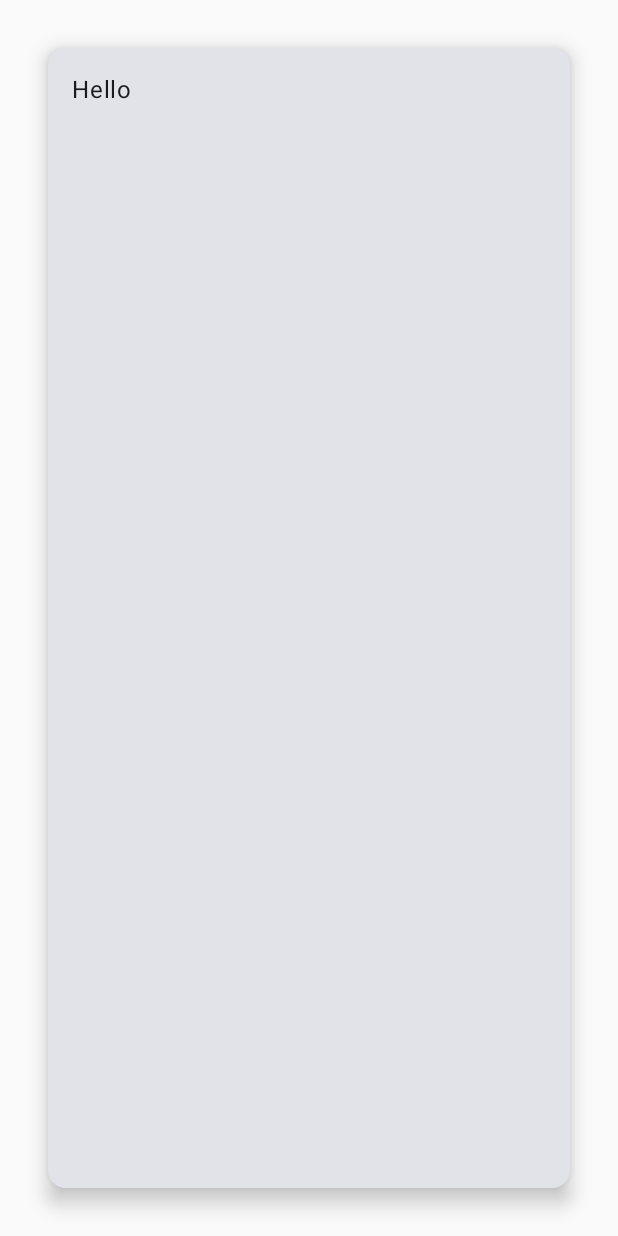
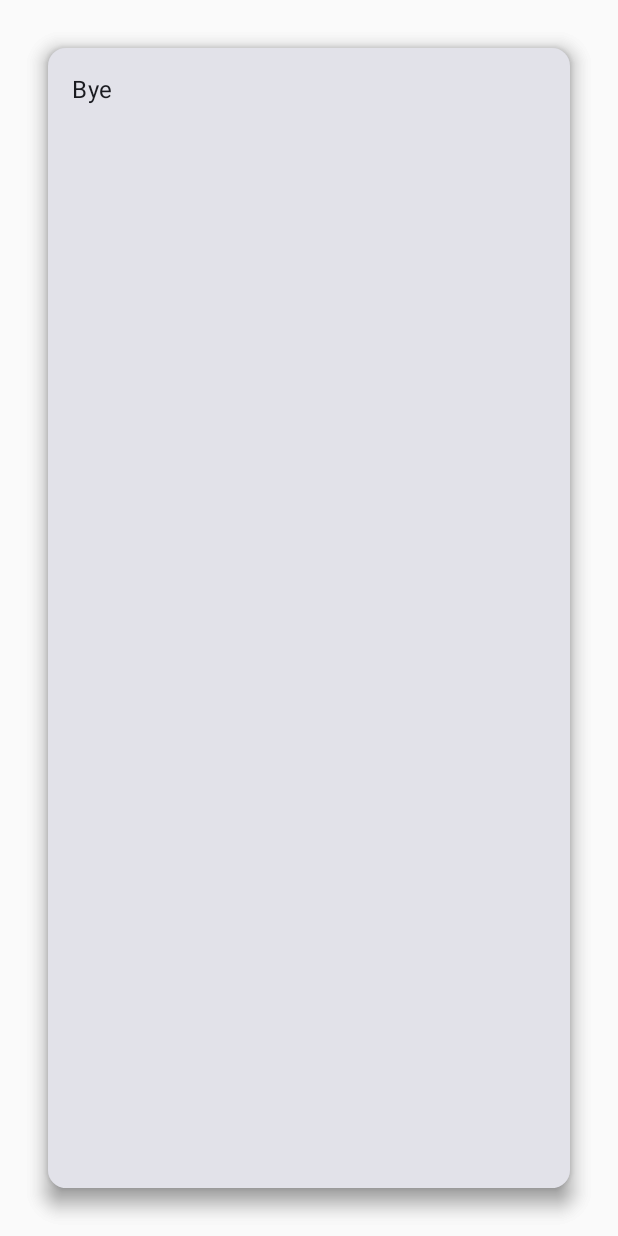
Before and after one commit to PratyushSingh07/BumbleCardSwipe, an Android app built with Jetpack Compose: the screen it shows after launch (MainActivity), on a phone screen of 412 x 824 dp. Run offline under Robolectric (Android 15) with nearby library versions, the phone set to English and light mode, and no system bars.

```diff
--- a/app/src/main/java/com/github/tindercardswipe/MainActivity.kt
+++ b/app/src/main/java/com/github/tindercardswipe/MainActivity.kt
@@ -28,13 +28,29 @@ class MainActivity : ComponentActivity() {
                                 Log.d("CARD_SWIPED", "swipe the card")
                             },
                             onCardRemoved = {
-                                    Log.d("CARD_REMOVED", "remove the card")
+                                Log.d("CARD_REMOVED", "remove the card")
                             }
                         ),
                     elevation = CardDefaults.cardElevation(8.dp)
                 ) {
                     Text(text = "Hello", modifier = Modifier.padding(16.dp))
                 }
+                Card(
+                    modifier = Modifier
+                        .fillMaxSize()
+                        .padding(16.dp)
+                        .swipeableCard(
+                            onSwipe = {
+                                Log.d("CARD_SWIPED", "swipe the card")
+                            },
+                            onCardRemoved = {
+                                Log.d("CARD_REMOVED", "remove the card")
+                            }
+                        ),
+                    elevation = CardDefaults.cardElevation(8.dp)
+                ) {
+                    Text(text = "Bye", modifier = Modifier.padding(16.dp))
+                }
             }
         }
     }
--- a/lib/src/main/java/com/github/lib/SwipeableCard.kt
+++ b/lib/src/main/java/com/github/lib/SwipeableCard.kt
@@ -33,6 +33,7 @@ fun Modifier.swipeableCard(
         .fillMaxWidth()
         .padding(16.dp)
         .graphicsLayer(
+            translationX = offsetX,
             rotationZ = offsetX / 20,
             alpha = 1 - abs(offsetX / 300f)
         )
```
